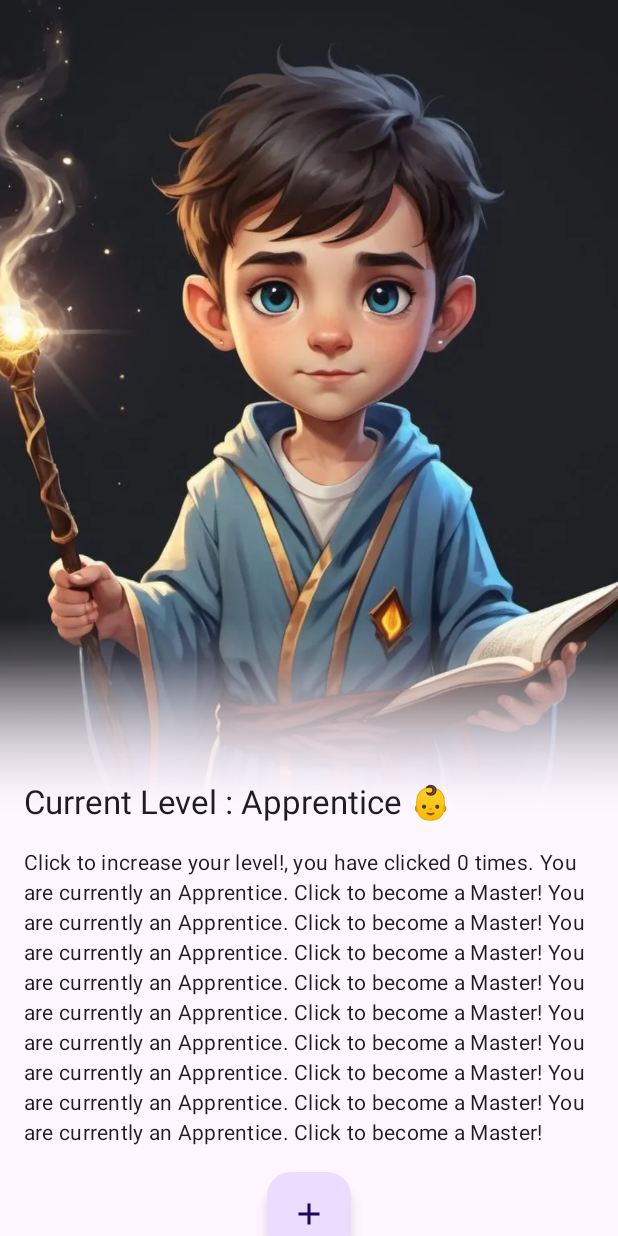
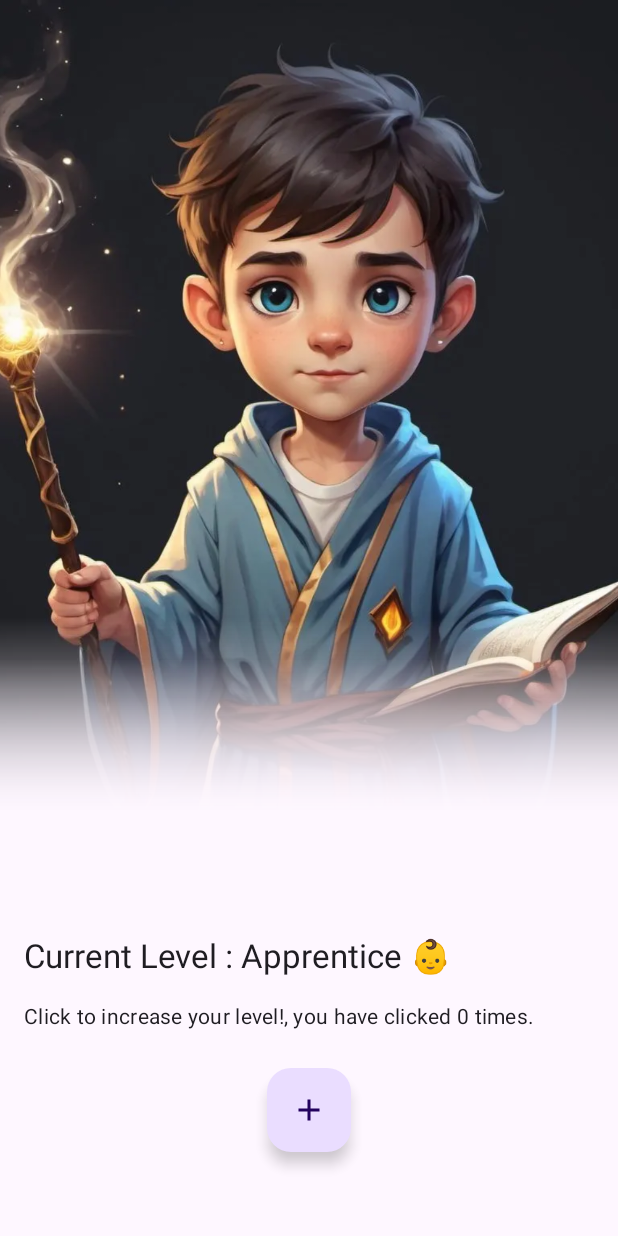
Before and after one commit to MuhammadKhoshnaw/localizedstring, an Android app built with Jetpack Compose: the @Preview function Preview, on a phone screen of 412 x 824 dp. Run offline under Robolectric (Android 15) with nearby library versions, the phone set to English and light mode, and no system bars.

Commit message:
improving UI

```diff
--- a/app/src/main/java/com/example/localizedstring/ui/screen/RankScreen.kt
+++ b/app/src/main/java/com/example/localizedstring/ui/screen/RankScreen.kt
@@ -1,6 +1,5 @@
 package com.example.localizedstring.ui.screen
 
-import android.widget.Space
 import androidx.annotation.DrawableRes
 import androidx.compose.animation.AnimatedContent
 import androidx.compose.animation.Crossfade
@@ -39,7 +38,6 @@ import androidx.compose.ui.draw.drawWithContent
 import androidx.compose.ui.graphics.BlendMode
 import androidx.compose.ui.graphics.Brush
 import androidx.compose.ui.graphics.Color
-import androidx.compose.ui.graphics.CompositingStrategy
 import androidx.compose.ui.graphics.graphicsLayer
 import androidx.compose.ui.graphics.painter.ColorPainter
 import androidx.compose.ui.res.painterResource
@@ -222,7 +220,6 @@ private fun Actions(
             modifier = Modifier.padding(vertical = 8.dp)
         )
 
-
         AnimatedContent(
             modifier = Modifier
                 .padding(vertical = 8.dp)
@@ -232,6 +229,8 @@ private fun Actions(
         ) { action ->
             when (action) {
                 RankActions.COUNT_CLICKS -> FloatingActionButton(
+                    modifier = Modifier
+                        .padding(top = 8.dp),
                     onClick = onCountClicked,
                 ) {
                     Icon(
@@ -293,25 +292,12 @@ private fun Actions(
 }
 
 @Preview(showBackground = true)
-//@Preview(showBackground = true, device = "id:Nexus One")
 @Composable
 private fun Preview() {
     LocalizedStringTheme {
         RankScreen(
             title = localizedRowString("Current Level : Apprentice \uD83D\uDC76"),
-            body = localizedRowString(
-                "Click to increase your level!, you have clicked 0 times." +
-                        " You are currently an Apprentice. Click to become a Master!" +
-                        " You are currently an Apprentice. Click to become a Master!" +
-                        " You are currently an Apprentice. Click to become a Master!" +
-                        " You are currently an Apprentice. Click to become a Master!" +
-                        " You are currently an Apprentice. Click to become a Master!" +
-                        " You are currently an Apprentice. Click to become a Master!" +
-                        " You are currently an Apprentice. Click to become a Master!" +
-                        " You are currently an Apprentice. Click to become a Master!" +
-                        " You are currently an Apprentice. Click to become a Master!"
-
-            ),
+            body = localizedRowString("Click to increase your level!, you have clicked 0 times."),
             avatar = R.drawable.rank_0,
             rankActions = RankActions.COUNT_CLICKS,
             onCountClicked = { }
--- a/app/src/main/res/values/strings.xml
+++ b/app/src/main/res/values/strings.xml
@@ -2,8 +2,7 @@
     <string name="app_name">LocalizedString</string>
 
     <string name="rank_title">Current Level : %s</string>
-<!--    <string name="rank_body">Ready to level up? Each click gets you closer to greatness! You\'ve clicked %s times and counting. Keep clicking and watch your power grow!</string>-->
-    <string name="rank_body">Ready to level up? Each click gets you closer to greatness!Ready to level up? Each click gets you closer to greatness!Ready to level up? Each click gets you closer to greatness!Ready to level up? Each click gets you closer to greatness!Ready to level up? Each click gets you closer to greatness!Ready to level up? Each click gets you closer to greatness!Ready to level up? Each click gets you closer to greatness!Ready to level up? Each click gets you closer to greatness!Ready to level up? Each click gets you closer to greatness!Ready to level up? Each click gets you closer to greatness!Ready to level up? Each click gets you closer to greatness!Ready to level up? Each click gets you closer to greatness!Ready to level up? Each click gets you closer to greatness!Ready to level up? Each click gets you closer to greatness!Ready to level up? Each click gets you closer to greatness!Ready to level up? Each click gets you closer to greatness!Ready to level up? Each click gets you closer to greatness!Ready to level up? Each click gets you closer to greatness! You\'ve clicked %s times and counting. Keep clicking and watch your power grow!</string>
+    <string name="rank_body">Ready to level up? Each click gets you closer to greatness! You\'ve clicked %s times and counting. Keep clicking and watch your power grow!</string>
     <string name="last_rank_body">As an Ascendant Being, you wield unimaginable power over the cosmos. It\'s time to make a choice: Do you wish to Reset Existence and start anew, or Forge a New Reality and shape the future? The fate of the universe lies in your hands.</string>
 
     <string name="rank_0">Apprentice 👶</string>
```
